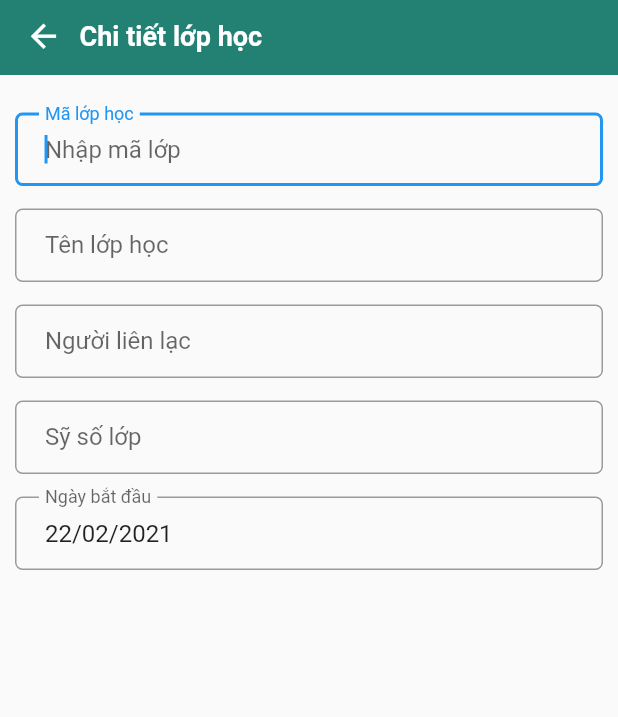
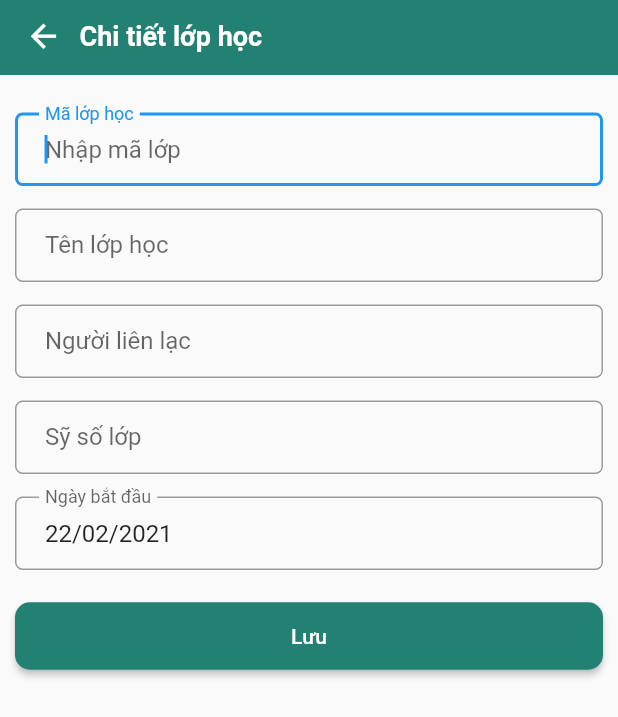
Before and after one commit to nguyenduchanh/hqclass, a Flutter app: the ClassesDetailPage screen opened directly, on a phone screen of 412 x 824 dp. Shown: the top 717 px of the screen. Run offline on Flutter 3.47's test engine with Material 2 defaults, Android fonts, the phone set to English and light mode, and no system bars; our stand-ins replace carousel_slider, flare_flutter, flushbar, flutter_slidable, flutter_svg, scrollable_positioned_list and 2 more; accounts and stored records are empty.

Commit message:
update save button

```diff
--- a/lib/Pages/Classes/classes_body.dart
+++ b/lib/Pages/Classes/classes_body.dart
@@ -49,9 +49,6 @@ class _ClassesListState extends State<ClassesBody> {
           ),
           trailing: Icon(Icons.keyboard_arrow_right,
               color: CommonColors.kPrimaryColor, size: 30.0),
-          onTap: () {
-            // mở ra trang chi tiết
-          },
         );
     Card makeClassesCard(Classes classes) => Card(
           elevation: 0,
--- a/lib/Pages/Classes/classes_detail.dart
+++ b/lib/Pages/Classes/classes_detail.dart
@@ -17,12 +17,10 @@ class ClassesDetailPage extends StatelessWidget {
           searchBar: false,
           isOnSearch: false,
           backButton: true,
+          // checkButtonOption: true,
         ),
         backgroundColor: CommonColors.bgColorScreen,
-//        drawer: CommonDrawer(currentPage: "Classes"),
-        body: new ClassDetailBody(classes: classes)
-          // Text(classes!=null?classes.className:"add new", textAlign: TextAlign.center)
-    ,
+        body: new ClassDetailBody(classes: classes),
     );
   }
 }
--- a/lib/Pages/Classes/classes_detail_body.dart
+++ b/lib/Pages/Classes/classes_detail_body.dart
@@ -1,6 +1,8 @@
 import 'package:date_time_picker/date_time_picker.dart';
+import 'package:flushbar/flushbar.dart';
 import 'package:flutter/material.dart';
 import 'package:hqclass/Domains/classes.dart';
+import 'package:hqclass/Util/Constants/common_colors.dart';
 import 'package:hqclass/Util/Constants/strings.dart';
 import 'package:hqclass/Util/widgets.dart';
 
@@ -92,6 +94,15 @@ class ClassDetailBody extends StatelessWidget {
       },
       onSaved: (val) => print(val),
     );
+    // Save button
+
+    var doSave = () {
+          Flushbar(
+            title: "Falied login",
+            message: "Fucking",
+          ).show(context);
+    };
+
     return SafeArea(
       child: Scaffold(
         body: Container(
@@ -111,6 +122,9 @@ class ClassDetailBody extends StatelessWidget {
                 numberOfStudentField,
                 SizedBox(height: 15.0),
                 startDate,
+                SizedBox(height: 20.0),
+                longButtons(
+                CommonString.cSaveButton, doSave),
               ],
             ),
           ),
--- a/lib/Util/Constants/strings.dart
+++ b/lib/Util/Constants/strings.dart
@@ -32,7 +32,8 @@ class CommonString {
   static const cPasswordRequire = "Mật khẩu là bắt buộc";
   static const cConfirmPasswordRequire = "Xác nhận mật khẩu là bắt buộc";
   static const cEmail = "Email";
-  static const cValidEmailMessage = "Vui lòng cung cấp một địa chỉ email hợp lệ";
+  static const cValidEmailMessage =
+      "Vui lòng cung cấp một địa chỉ email hợp lệ";
   static const cRegistering = "Đang đăng ký tài khoản";
   static const cRegisterFailed = "Đang đăng ký tài khoản không thành công";
   static const cReEnterLoginForm = "Nhập lại dữ liệu tài khoản";
@@ -51,6 +52,8 @@ class CommonString {
   // button
   static const cLoginButton = "Đăng nhập";
   static const cSignUpButton = "Đăng ký";
+  static const cCancelButton = "Huỷ bỏ";
+  static const cSaveButton = "Lưu";
 
   // form common
   static const cDataInvalid = "Dữ liệu nhập ko chính xác";
--- a/lib/Widgets/navbar.dart
+++ b/lib/Widgets/navbar.dart
@@ -1,5 +1,7 @@
+import 'package:flushbar/flushbar.dart';
 import 'package:flutter/material.dart';
 import 'package:hqclass/Util/Constants/common_colors.dart';
+import 'package:hqclass/Util/Constants/strings.dart';
 import 'package:scrollable_positioned_list/scrollable_positioned_list.dart';
 
 import 'input.dart';
@@ -20,6 +22,7 @@ class Navbar extends StatefulWidget implements PreferredSizeWidget {
   final Function searchOnChanged;
   final bool searchAutofocus;
   final bool noShadow;
+  final bool checkButtonOption;
   final Color bgColor;
 
   Navbar(
@@ -37,6 +40,7 @@ class Navbar extends StatefulWidget implements PreferredSizeWidget {
       this.searchAutofocus = false,
       this.backButton = false,
       this.noShadow = false,
+      this.checkButtonOption = false,
       this.bgColor = CommonColors.kPrimaryColor,
       this.searchBar = false});
 
@@ -111,19 +115,23 @@ class _NavbarState extends State<Navbar> {
                                 fontSize: 18.0)),
                       ],
                     ),
-//                    if (widget.deleteOption)
+//                    if (widget.checkButtonOption)
 //                      Row(
 //                        mainAxisAlignment: MainAxisAlignment.start,
 //                        children: [
 //                          GestureDetector(
 //                            onTap: () {
-////                              Navigator.pushNamed(context, '/pro');
+// //                              Navigator.pushNamed(context, '/pro');
 //                            },
 //                            child: IconButton(
-//                                icon: Icon(Icons.delete,
-//                                    color: CommonColors.error, size: 26),
+//                                icon: Icon(Icons.send,
+//                                    color: CommonColors.kPrimaryLightColor, size: 30),
 //                                onPressed: () {
-//
+//                                  Flushbar(
+//                                    title: CommonString.cDataInvalid,
+//                                    message: "ok con de",
+//                                    duration: Duration(seconds: 5),
+//                                  ).show(context);
 //                                }),
 //                          ),
 //                        ],
```
